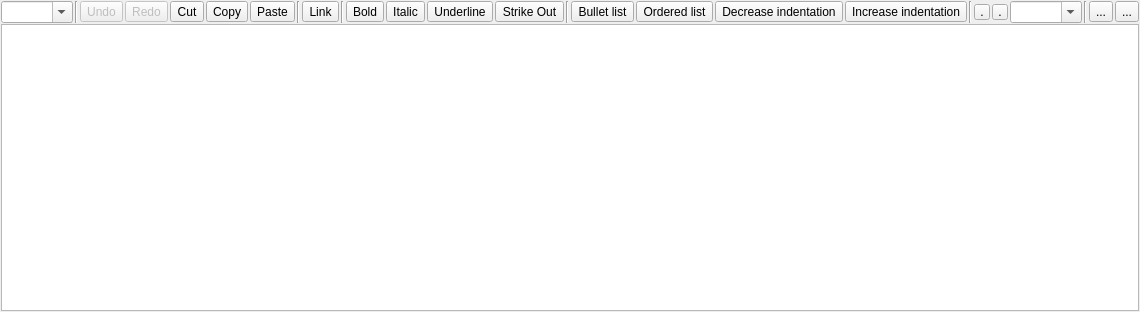
Above: kitupiikki/tilinpaatoseditori/mrichtexteditor/mrichtextedit.ui from artoh/kitupiikki before the change. Below: the same form after it.
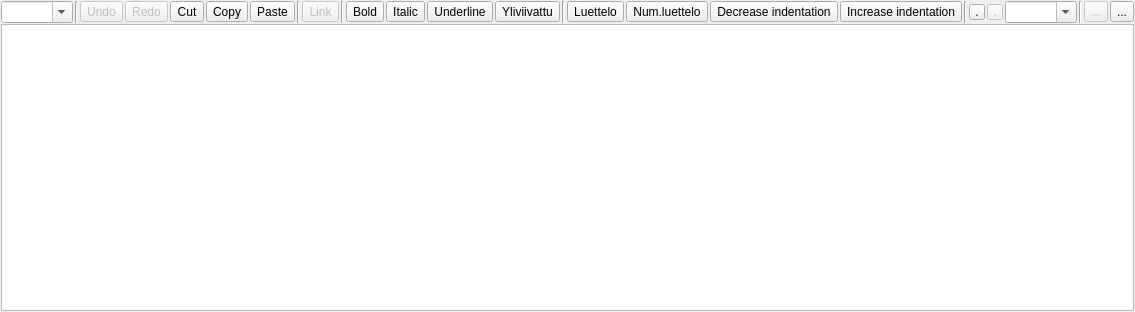
That is the form after the change. Icons and pictures are not drawn. Custom widgets are drawn as their Qt base class.

```diff
--- a/kitupiikki/tilinpaatoseditori/mrichtexteditor/mrichtextedit.ui
+++ b/kitupiikki/tilinpaatoseditori/mrichtexteditor/mrichtextedit.ui
@@ -197,6 +197,9 @@
       </item>
       <item>
        <widget class="QToolButton" name="f_link">
+        <property name="enabled">
+         <bool>false</bool>
+        </property>
         <property name="focusPolicy">
          <enum>Qt::ClickFocus</enum>
         </property>
@@ -309,7 +312,7 @@
       <item>
        <widget class="QToolButton" name="f_strikeout">
         <property name="text">
-         <string>Strike Out</string>
+         <string>Yliviivattu</string>
         </property>
         <property name="checkable">
          <bool>true</bool>
@@ -332,7 +335,7 @@
          <string>Bullet list (CTRL+-)</string>
         </property>
         <property name="text">
-         <string>Bullet list</string>
+         <string>Luettelo</string>
         </property>
         <property name="iconSize">
          <size>
@@ -354,7 +357,7 @@
          <string>Ordered list (CTRL+=)</string>
         </property>
         <property name="text">
-         <string>Ordered list</string>
+         <string>Num.luettelo</string>
         </property>
         <property name="iconSize">
          <size>
@@ -453,6 +456,9 @@
       </item>
       <item>
        <widget class="QToolButton" name="f_bgcolor">
+        <property name="enabled">
+         <bool>false</bool>
+        </property>
         <property name="minimumSize">
          <size>
           <width>16</width>
@@ -504,6 +510,9 @@
       </item>
       <item>
        <widget class="QToolButton" name="f_image">
+        <property name="enabled">
+         <bool>false</bool>
+        </property>
         <property name="text">
          <string notr="true">...</string>
         </property>
```
